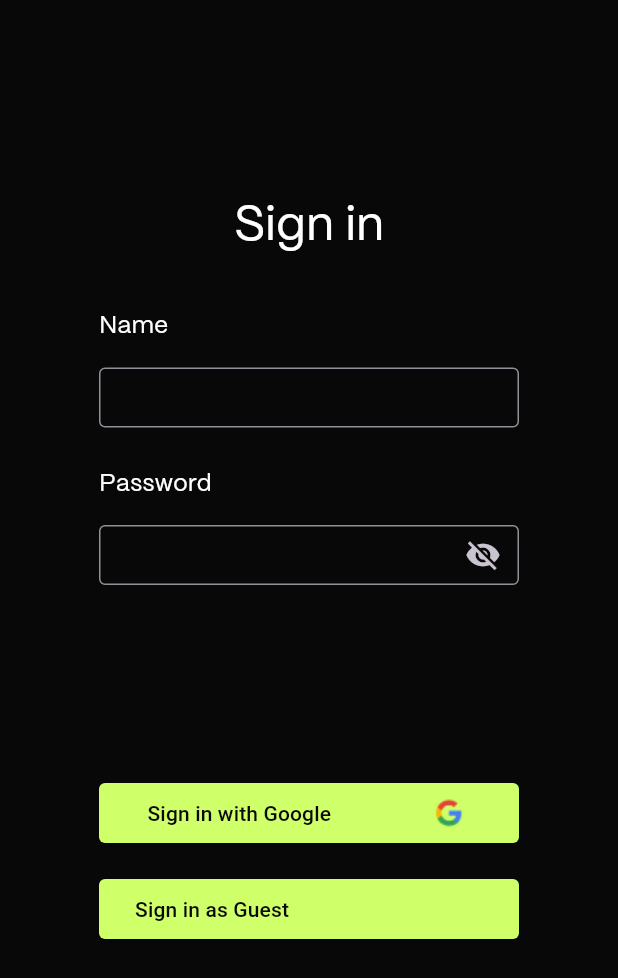
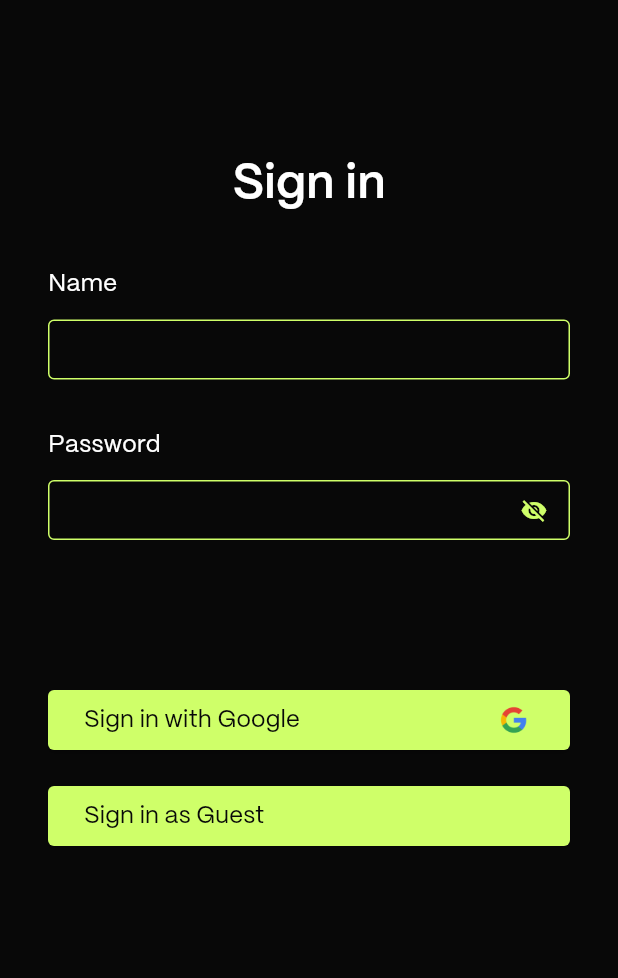
Before and after one commit to sidling1/spirit-app, a Flutter app: the SignInScreen screen opened directly, on a phone screen of 412 x 824 dp. Shown: the top 978 px of the screen. Run offline on Flutter 3.47's test engine with Material 3 defaults, Android fonts, the phone set to English and light mode, and no system bars.

Commit message:
fix UI login

```diff
--- a/lib/screens/signin_screen.dart
+++ b/lib/screens/signin_screen.dart
@@ -2,7 +2,6 @@ import 'package:flutter/material.dart';
 
 class SignInScreen extends StatefulWidget {
   const SignInScreen({super.key});
-
 
   @override
   State<StatefulWidget> createState() => _LoginScreenState();
@@ -17,28 +16,30 @@ class _LoginScreenState extends State<SignInScreen> {
   Widget build(BuildContext context) {
     return Scaffold(
       backgroundColor: Color(0xFF080808),
-      body:
-      Center(
-        child: Column(
-
-          crossAxisAlignment: CrossAxisAlignment.center,
+      body: Center(
+        child: ListView(
           children: <Widget>[
             SizedBox(
-              height: 128.0,
+              height: 100.0,
             ),
-            Text(
+            Center(
+              child: Text(
                 "Sign in",
                 style: TextStyle(
                   fontFamily: "PPMori",
                   color: Color(0xFFFFFFFF),
+                  fontWeight: FontWeight.w700,
                   fontSize: 32.0,
+                ),
               ),
             ),
             SizedBox(
               height: 32.0,
             ),
-            Container(
-                width:280.0,
+            SizedBox(
+              width: double.infinity,
+              child: Padding(
+                padding: const EdgeInsets.symmetric(horizontal: 32.0),
                 child: Column(
                   children: <Widget>[
                     Row(
@@ -55,16 +56,32 @@ class _LoginScreenState extends State<SignInScreen> {
                       ],
                     ),
                     SizedBox(
-                        height: 16.0,
+                      height: 12.0,
                     ),
-                      Container(
+                    SizedBox(
                       height: 40.0,
                       child: TextField(
                         decoration: InputDecoration(
+                          contentPadding:
+                              EdgeInsets.symmetric(horizontal: 12.0),
                           border: OutlineInputBorder(
                             borderSide: BorderSide(
-                                color: Colors.green,
-                                width: 2.0,
+                              color: Color(0xFFCFFF69),
+                              width: 1.0,
+                            ),
+                            borderRadius: BorderRadius.circular(4.0),
+                          ),
+                          enabledBorder: OutlineInputBorder(
+                            borderSide: BorderSide(
+                              color: Color(0xFFCFFF69),
+                              width: 1.0,
+                            ),
+                            borderRadius: BorderRadius.circular(4.0),
+                          ),
+                          focusedBorder: OutlineInputBorder(
+                            borderSide: BorderSide(
+                              color: Color(0xFFCFFF69),
+                              width: 1.0,
                             ),
                             borderRadius: BorderRadius.circular(4.0),
                           ),
@@ -74,10 +91,14 @@ class _LoginScreenState extends State<SignInScreen> {
                             username = value;
                           });
                         },
+                        style: TextStyle(
+                          fontFamily: "PPMori",
+                          fontSize: 16.0,
+                        ),
                       ),
                     ),
                     SizedBox(
-                        height: 26.0,
+                      height: 32.0,
                     ),
                     Row(
                       children: [
@@ -93,22 +114,42 @@ class _LoginScreenState extends State<SignInScreen> {
                       ],
                     ),
                     SizedBox(
-                        height: 16.0,
+                      height: 12.0,
                     ),
-                      Container(
+                    SizedBox(
                       height: 40.0,
                       child: TextField(
                         decoration: InputDecoration(
+                          contentPadding:
+                              EdgeInsets.symmetric(horizontal: 12.0),
                           border: OutlineInputBorder(
                             borderSide: BorderSide(
                               color: Color(0xFFCFFF69),
-                                width: 2.0,
+                              width: 1.0,
+                            ),
+                            borderRadius: BorderRadius.circular(4.0),
+                          ),
+                          enabledBorder: OutlineInputBorder(
+                            borderSide: BorderSide(
+                              color: Color(0xFFCFFF69),
+                              width: 1.0,
+                            ),
+                            borderRadius: BorderRadius.circular(4.0),
+                          ),
+                          focusedBorder: OutlineInputBorder(
+                            borderSide: BorderSide(
+                              color: Color(0xFFCFFF69),
+                              width: 1.0,
                             ),
                             borderRadius: BorderRadius.circular(4.0),
                           ),
                           suffixIcon: IconButton(
                             icon: Icon(
-                                isPasswordVisible ? Icons.visibility : Icons.visibility_off,
+                              isPasswordVisible
+                                  ? Icons.visibility
+                                  : Icons.visibility_off,
+                              size: 18.0,
+                              color: Color(0xFFCFFF69),
                             ),
                             onPressed: () {
                               setState(() {
@@ -123,24 +164,33 @@ class _LoginScreenState extends State<SignInScreen> {
                             password = value;
                           });
                         },
+                        style: TextStyle(
+                          fontFamily: "PPMori",
+                          fontSize: 16.0,
                         ),
                       ),
-                    ]
-                )
                     ),
-
+                  ],
+                ),
+              ),
+            ),
             SizedBox(
-              height: 128.0,
+              height: 100.0,
             ),
-            ElevatedButton(
+            SizedBox(
+              height: 40.0,
+              child: Padding(
+                padding: const EdgeInsets.symmetric(horizontal: 32.0),
+                child: ElevatedButton(
                   onPressed: () {
                     // Perform login logic here, and handle success/failure
                     // You can also navigate to a different screen upon successful login.
                   },
-              style:ButtonStyle(
-                backgroundColor: MaterialStateProperty.all<Color>(Color(0xFFCFFF69)),
-                foregroundColor: MaterialStateProperty.all<Color>(Color(0xFF080808)),
-                fixedSize: MaterialStateProperty.all<Size>(Size(280.0,40.0)),
+                  style: ButtonStyle(
+                    backgroundColor:
+                        MaterialStateProperty.all<Color>(Color(0xFFCFFF69)),
+                    foregroundColor:
+                        MaterialStateProperty.all<Color>(Color(0xFF080808)),
                     shape: MaterialStateProperty.all<OutlinedBorder>(
                       RoundedRectangleBorder(
                         borderRadius: BorderRadius.circular(4.0),
@@ -148,29 +198,40 @@ class _LoginScreenState extends State<SignInScreen> {
                     ),
                   ),
                   child: Row(
-                mainAxisAlignment: MainAxisAlignment.spaceBetween,
                     mainAxisSize: MainAxisSize.min,
                     children: <Widget>[
-                  Text('Sign in with Google'),
-                  SizedBox(
-                    width: 64.0,
+                      Text(
+                        'Sign in with Google',
+                        style: TextStyle(
+                          fontFamily: "PPMori",
+                          fontSize: 16.0,
                         ),
+                      ),
+                      Spacer(),
                       Image.asset(
                         "assets/googlelogo.png",
+                        width: 28.0,
                       )
                     ],
                   ),
                 ),
-            SizedBox(height: 16.0),
-            ElevatedButton(
+              ),
+            ),
+            SizedBox(height: 24.0),
+            SizedBox(
+              height: 40.0,
+              child: Padding(
+                padding: const EdgeInsets.symmetric(horizontal: 32.0),
+                child: ElevatedButton(
                   onPressed: () {
                     // Perform login logic here, and handle success/failure
                     // You can also navigate to a different screen upon successful login.
                   },
-              style:ButtonStyle(
-                backgroundColor: MaterialStateProperty.all<Color>(Color(0xFFCFFF69)),
-                foregroundColor: MaterialStateProperty.all<Color>(Color(0xFF080808)),
-                fixedSize: MaterialStateProperty.all<Size>(Size(280.0,40.0)),
+                  style: ButtonStyle(
+                    backgroundColor:
+                        MaterialStateProperty.all<Color>(Color(0xFFCFFF69)),
+                    foregroundColor:
+                        MaterialStateProperty.all<Color>(Color(0xFF080808)),
                     shape: MaterialStateProperty.all<OutlinedBorder>(
                       RoundedRectangleBorder(
                         borderRadius: BorderRadius.circular(4.0),
@@ -179,14 +240,21 @@ class _LoginScreenState extends State<SignInScreen> {
                   ),
                   child: Row(
                     children: <Widget>[
-                  Text('Sign in as Guest')
+                      Text(
+                        'Sign in as Guest',
+                        style: TextStyle(
+                          fontFamily: "PPMori",
+                          fontSize: 16.0,
+                        ),
+                      )
                     ],
+                  ),
+                ),
               ),
             ),
           ],
         ),
       ),
-
     );
   }
 }
```
Also changed, not shown: assets/googlelogo.png. Lines whose indentation alone changed are shown as unchanged.
